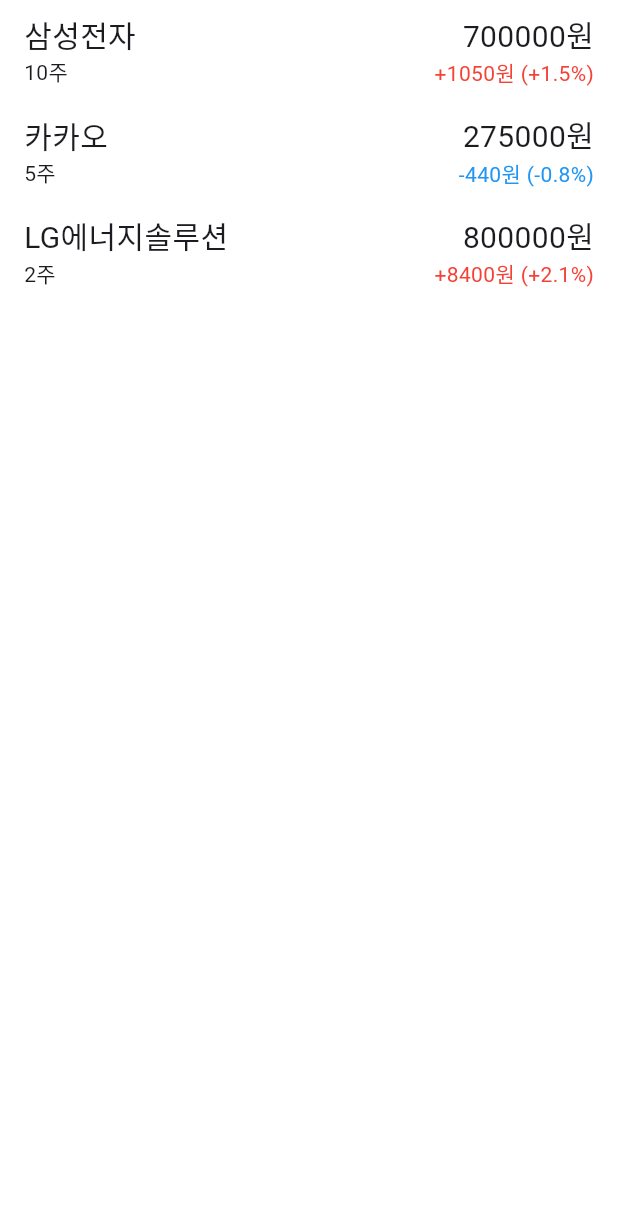
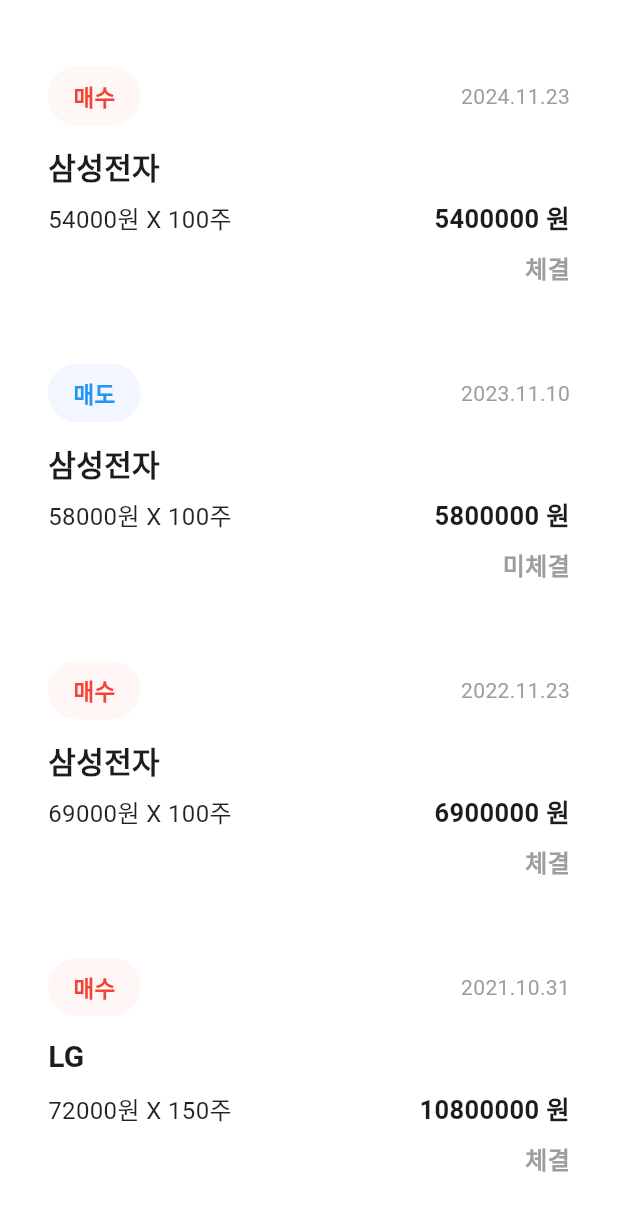
Before and after one commit to seo0o519/StocklyApp, a Flutter app: the OrderList widget shown alone on an empty page, opened directly, on a phone screen of 412 x 824 dp. Shown: the top 1211 px of the screen. Run offline on Flutter 3.47's test engine with Material 3 defaults, Android fonts, the phone set to English and light mode, and no system bars; our stand-ins replace flutter_svg, syncfusion_flutter_charts; missing offline and left inert: candlesticks.

Commit message:
feat: 주문내역 페이지 구현

```diff
--- a/lib/screens/order_history.dart
+++ b/lib/screens/order_history.dart
@@ -1,11 +1,21 @@
 import 'package:flutter/material.dart';
+import 'package:stockly/widgets/order_list.dart';
 
 class OrderHistory extends StatelessWidget {
   @override
   Widget build(BuildContext context) {
     return Scaffold(
-        appBar: AppBar(title: Text('주문 내역')),
-        body:Center(child:Text("주문 내역"))
+      appBar: AppBar(title: Text('주문 내역'), backgroundColor: Color(0xFFF6F7F9)),
+      backgroundColor: Color(0xFFF6F7F9),
+      body: SafeArea(
+        child: Column(
+          children: [
+            Expanded( // 화면 전체에 적응하도록 수정
+              child: OrderList(),
+            ),
+          ],
+        ),
+      ),
     );
   }
 }
--- a/lib/widgets/order_list.dart
+++ b/lib/widgets/order_list.dart
@@ -8,81 +8,131 @@ class OrderList extends StatefulWidget {
 class _OrderListState extends State<OrderList> {
   final List<Map<String, dynamic>> holdings = [
     {
+      "type": "buy",
       "name": "삼성전자",
-      "buyPrice": 70000,
-      "quantity": 10,
-      "changeRate": 1.5,
-      "changePrice": 1050,
+      "date": "2024.11.23",
+      "price": 54000,
+      "quantity": 100,
+      "status": "체결"
     },
     {
-      "name": "카카오",
-      "buyPrice": 55000,
-      "quantity": 5,
-      "changeRate": -0.8,
-      "changePrice": -440,
+      "type": "sell",
+      "name": "삼성전자",
+      "date": "2023.11.10",
+      "price": 58000,
+      "quantity": 100,
+      "status": "미체결"
     },
     {
-      "name": "LG에너지솔루션",
-      "buyPrice": 400000,
-      "quantity": 2,
-      "changeRate": 2.1,
-      "changePrice": 8400,
-    }
+      "type": "buy",
+      "name": "삼성전자",
+      "date": "2022.11.23",
+      "price": 69000,
+      "quantity": 100,
+      "status": "체결"
+    },
+    {
+      "type": "buy",
+      "name": "LG",
+      "date": "2021.10.31",
+      "price": 72000,
+      "quantity": 150,
+      "status": "체결"
+    },
   ];
-
-  int? _highlightedIndex;
 
   @override
   Widget build(BuildContext context) {
-    return Center(
+    return ListView.builder(
+      padding: const EdgeInsets.all(16.0),
+      itemCount: holdings.length,
+      itemBuilder: (context, index) {
+        final data = holdings[index];
+        return Card(
+          elevation: 4,
+          margin: const EdgeInsets.symmetric(vertical: 8.0),
+          color: Colors.white,
+          shadowColor: Colors.transparent,
+          shape: RoundedRectangleBorder(
+            borderRadius: BorderRadius.circular(10),
+          ),
+          child: Padding(
+            padding: const EdgeInsets.all(16.0),
             child: Column(
-        children: holdings.asMap().entries.map((entry) {
-          final index = entry.key;
-          final holding = entry.value;
-          final name = holding['name'];
-          final quantity = holding['quantity'];
-          final buyPrice = holding['buyPrice'];
-          final changeRate = holding['changeRate'];
-          final changePrice = holding['changePrice'];
-
-          return InkWell(
-            onTap: () {
-              // 클릭 시 실행할 작업
-            },
-            onHighlightChanged: (isHighlighted) {
-              setState(() {
-                _highlightedIndex = isHighlighted ? index : null;
-              });
-            },
-            child: Container(
-              color: _highlightedIndex == index ? Color(0xFFF2F4F6) : Colors.transparent,
-              padding: const EdgeInsets.symmetric(vertical: 8.0, horizontal: 16.0),
-              child: Row(
+              crossAxisAlignment: CrossAxisAlignment.start,
+              children: [
+                Row(
+                  children: [
+                    Chip(
+                      label: Text(
+                        data['type'] == 'buy' ? '매수' : '매도',
+                        style: TextStyle(
+                          fontSize: 15,
+                          fontWeight: FontWeight.w600,
+                          color : data['type']=='buy' ? Colors.red : Colors.blue),
+                      ),
+                      backgroundColor: data['type'] == 'buy'
+                          ? Color(0xfffff6f6)
+                          : Color(0xfff2f6ff),
+                      shape: RoundedRectangleBorder(
+                        side:BorderSide(
+                          color: Colors.transparent,
+                        ),
+                        borderRadius: BorderRadius.circular(20)
+                      )
+                    ),
+                    Spacer(),
+                    Text(
+                      data['date'],
+                      style: TextStyle(
+                        fontSize: 14,
+                        color: Colors.grey,
+                      ),
+                    ),
+                  ],
+                ),
+                const SizedBox(height: 8),
+                Text(
+                  data['name'],
+                  style: TextStyle(
+                    fontSize: 20,
+                    fontWeight: FontWeight.bold,
+                  ),
+                ),
+                const SizedBox(height: 8),
+                Row(
                   mainAxisAlignment: MainAxisAlignment.spaceBetween,
                   children: [
-                  Column(
-                    crossAxisAlignment: CrossAxisAlignment.start,
-                    children: [
-                      Text(name, style: TextStyle(fontSize: 20)),
-                      Text("$quantity주"),
+                    Text(
+                      '${data['price']}원 X ${data['quantity']}주',
+                      style: TextStyle(fontSize: 16, color: Colors.black87),
+                    ),
+                    Text(
+                      '${data['price'] * data['quantity']} 원',
+                      style: TextStyle(
+                        fontSize: 17,
+                        fontWeight: FontWeight.bold,
+                      ),
+                    ),
                   ],
                 ),
-                  Column(
-                    crossAxisAlignment: CrossAxisAlignment.end,
-                    children: [
-                      Text("${buyPrice * quantity}원", style: TextStyle(fontSize: 20)),
-                      Text(
-                        "${changePrice > 0 ? "+" : ""}$changePrice원 (${changeRate > 0 ? "+" : ""}${changeRate.toStringAsFixed(1)}%)",
-                        style: TextStyle(color: changeRate > 0 ? Colors.red : Colors.blue),
+                const SizedBox(height: 8),
+                Align(
+                  alignment: Alignment.centerRight,
+                  child: Text(
+                    data['status'],
+                    style: TextStyle(
+                      color: Colors.grey,
+                      fontSize: 16,
+                      fontWeight: FontWeight.bold,
                     ),
-                    ],
+                  ),
                 ),
               ],
             ),
           ),
         );
-        }).toList(),
-      ),
+      },
     );
   }
 }
```
Lines whose indentation alone changed are shown as unchanged.
